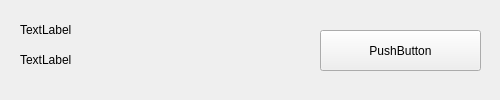
Above: toxygen/ui/views/gc_ban_item.ui from toxygen-project/toxygen before the change. Below: the same form after it.
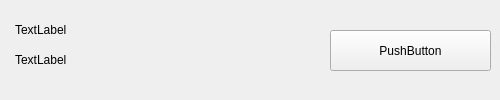
That is the form after the change.

```diff
--- a/toxygen/ui/views/gc_ban_item.ui
+++ b/toxygen/ui/views/gc_ban_item.ui
@@ -16,7 +16,7 @@
   <widget class="QPushButton" name="cancelPushButton">
    <property name="geometry">
     <rect>
-     <x>320</x>
+     <x>330</x>
      <y>30</y>
      <width>161</width>
      <height>41</height>
@@ -29,9 +29,9 @@
   <widget class="QLabel" name="banTargetLabel">
    <property name="geometry">
     <rect>
-     <x>20</x>
+     <x>15</x>
      <y>20</y>
-     <width>200</width>
+     <width>305</width>
      <height>20</height>
     </rect>
    </property>
@@ -42,9 +42,9 @@
   <widget class="QLabel" name="banTimeLabel">
    <property name="geometry">
     <rect>
-     <x>20</x>
+     <x>15</x>
      <y>50</y>
-     <width>200</width>
+     <width>305</width>
      <height>20</height>
     </rect>
    </property>
```
